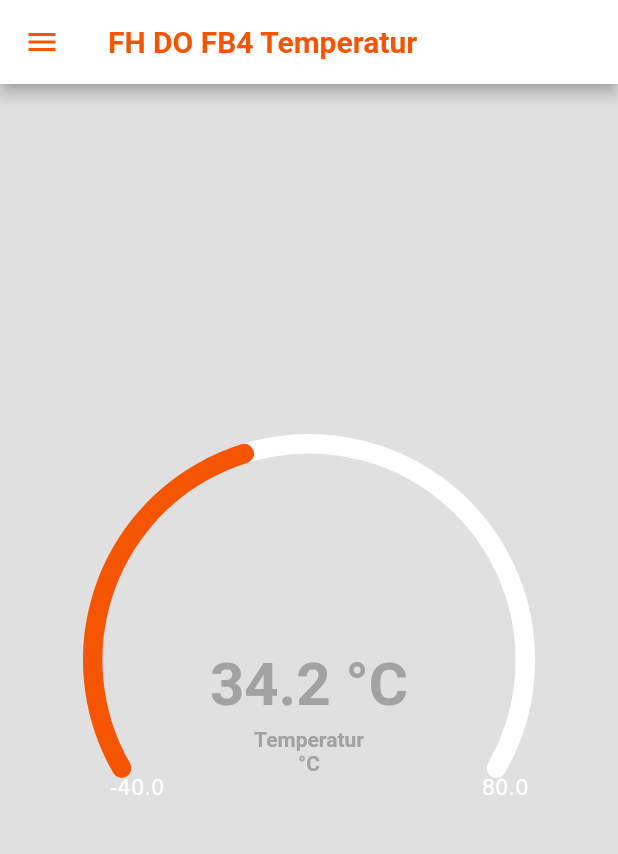
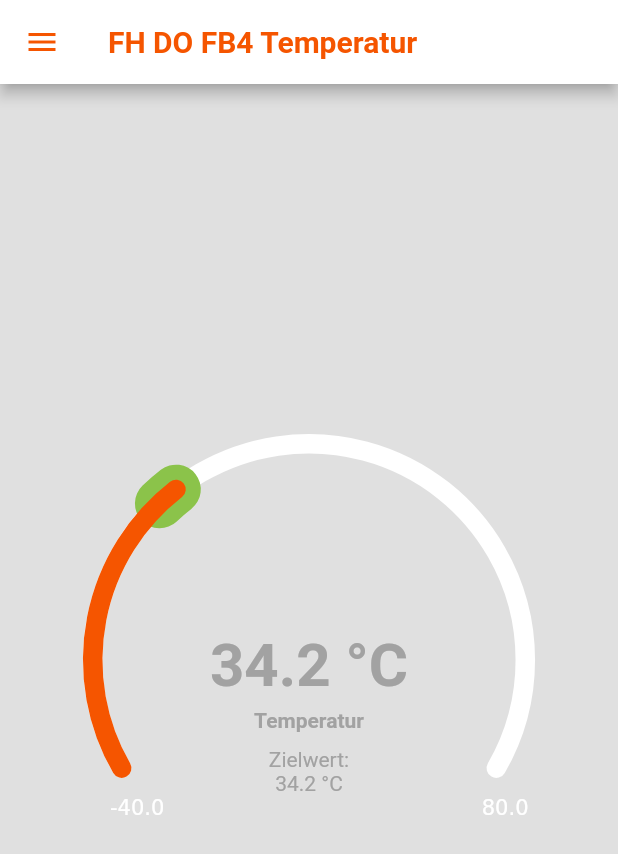
Before and after one commit to T-Power/F-Hydrate, a Flutter app: the screen it shows after launch, in the side drawer, after a tap on "Sensordaten", on a phone screen of 412 x 824 dp. Shown: the top 854 px of the screen. Run offline on Flutter 3.47's test engine with Material 2 defaults, Android fonts, the phone set to English and light mode, and no system bars; our stand-ins replace flutter_map, latlong2.

Commit message:
some stuff for target values (although there are still some bugs within the calculation)

```diff
--- a/f_hydrate/lib/model/sensor.dart
+++ b/f_hydrate/lib/model/sensor.dart
@@ -1,3 +1,5 @@
+import 'package:f_hydrate/model/tree.dart';
+
 class Sensor {
   String id;
   String name;
@@ -9,9 +11,10 @@ class Sensor {
   ElectricalConductivity electricalConductivity;
   Salinity salinity;
   TotalDissolvedSolids totalDissolvedSolids;
+  Tree tree;
 
-  Sensor(
-      {this.id = '',
+  Sensor({
+    this.id = '',
     this.name = '',
     this.unit = '',
     this.latitude = 0,
@@ -20,7 +23,9 @@ class Sensor {
     this.volumetricWaterContent = const VolumetricWaterContent(0),
     this.electricalConductivity = const ElectricalConductivity(0),
     this.salinity = const Salinity(0),
-      this.totalDissolvedSolids = const TotalDissolvedSolids(0)});
+    this.totalDissolvedSolids = const TotalDissolvedSolids(0),
+    this.tree = const Tree(),
+  });
 }
 
 class Temperature {
--- /dev/null
+++ b/f_hydrate/lib/model/tree.dart
@@ -0,0 +1,23 @@
+import 'package:f_hydrate/model/sensor.dart';
+
+class Tree {
+  final String id;
+  final String name;
+  final String description;
+  final Temperature targetTemperature;
+  final VolumetricWaterContent targetVolumetricWaterContent;
+  final ElectricalConductivity targetElectricalConductivity;
+  final Salinity targetSalinity;
+  final TotalDissolvedSolids targetTotalDissolvedSolids;
+
+  const Tree({
+    this.id = '',
+    this.name = '',
+    this.description = '',
+    this.targetTemperature = const Temperature(0),
+    this.targetVolumetricWaterContent = const VolumetricWaterContent(0),
+    this.targetElectricalConductivity = const ElectricalConductivity(0),
+    this.targetSalinity = const Salinity(0),
+    this.targetTotalDissolvedSolids = const TotalDissolvedSolids(0),
+  });
+}
--- a/f_hydrate/lib/ui/sensor_page.dart
+++ b/f_hydrate/lib/ui/sensor_page.dart
@@ -1,6 +1,7 @@
 import 'dart:math';
 
 import 'package:f_hydrate/model/sensor.dart';
+import 'package:f_hydrate/model/tree.dart';
 import 'package:f_hydrate/ui/drawer.dart';
 import 'package:f_hydrate/ui/widgets/gauge.dart';
 import 'package:flutter/material.dart';
@@ -32,6 +33,8 @@ class _SensorPageState extends State<SensorPage> {
           children: [
             Gauge(
               unit: unit,
+              targetValue:
+                  Random().nextInt(8000),
             ),
           ],
         ),
@@ -47,7 +50,7 @@ class _SensorPageState extends State<SensorPage> {
         electricalConductivity: ElectricalConductivity(Random().nextInt(20000)),
         salinity: Salinity(Random().nextInt(20000)),
         totalDissolvedSolids: TotalDissolvedSolids(Random().nextInt(20000)),
-    );
+        tree: const Tree(targetVolumetricWaterContent: VolumetricWaterContent(2500)));
   }
 
   dynamic randomUnit(Sensor sensor) {
--- a/f_hydrate/lib/ui/widgets/gauge.dart
+++ b/f_hydrate/lib/ui/widgets/gauge.dart
@@ -7,16 +7,18 @@ import 'package:flutter/material.dart';
  * Example from https://rm3l.org/creating-a-mid-circle-radial-gauge-in-flutter/
  */
 class Gauge extends StatelessWidget {
-  const Gauge({Key? key, required this.unit}) : super(key: key);
+  const Gauge({Key? key, required this.unit, this.targetValue = -1})
+      : super(key: key);
 
   final dynamic unit;
+  final num targetValue;
 
   @override
   Widget build(BuildContext context) {
     final screenWidth = MediaQuery.of(context).size.width;
     final screenHeight = MediaQuery.of(context).size.height;
     return CustomPaint(
-      foregroundPainter: _GaugePainter(context, unit),
+      foregroundPainter: _GaugePainter(context, unit, targetValue: targetValue),
       child: Container(
         width: screenWidth * 0.35,
         padding: const EdgeInsets.only(top: 50),
@@ -43,12 +45,11 @@ class Gauge extends StatelessWidget {
                   fontWeight: FontWeight.bold,
                 ),
               ),
-              Text(
-                '${unit.unit}',
-                style: const TextStyle(
-                  fontWeight: FontWeight.bold,
-                ),
-              )
+              const SizedBox(
+                height: 10,
+              ),
+              const Text('Zielwert:'),
+              Text('${(targetValue * unit.multiplier).toStringAsFixed(1)} ${unit.unit}')
             ],
           ),
         ),
@@ -65,21 +66,30 @@ class _GaugePainter extends CustomPainter {
   final dynamic unit;
   final BuildContext context;
 
-  _GaugePainter(this.context, this.unit);
+  final num targetValue;
+
+  _GaugePainter(this.context, this.unit, {this.targetValue = -1});
 
   @override
   void paint(Canvas canvas, Size size) {
-    final complete = Paint()
+    final currentValueCircle = Paint()
       ..color = ThemeManager.currentTheme().colorScheme.secondary
       ..strokeCap = StrokeCap.round
       ..style = PaintingStyle.stroke
       ..strokeWidth = 13.0;
 
-    final line = Paint()
+    final background = Paint()
       ..color = ThemeManager.currentTheme().primaryColor
       ..strokeCap = StrokeCap.round
       ..style = PaintingStyle.stroke
       ..strokeWidth = 13.0;
+
+    final targetValueCircle = Paint()
+      ..color = Colors.lightGreen
+      ..strokeCap = StrokeCap.round
+      ..style = PaintingStyle.stroke
+      ..strokeWidth = 33.0;
+
     final center = Offset(size.width / 2, size.height / 2);
     final radius = min(size.width, size.height);
 
@@ -87,11 +97,24 @@ class _GaugePainter extends CustomPainter {
     final sweepAngle = 4 * pi / 3;
 
     canvas.drawArc(Rect.fromCircle(center: center, radius: radius), startAngle,
-        sweepAngle, false, line);
+        sweepAngle, false, background);
 
-    final arcAngle = (sweepAngle) * (unit.value / unit.max);
+    final value = unit.value;
+    final currentAngle = (sweepAngle) * calculatePercentage(value);
+    final targetAngle = (sweepAngle) * calculatePercentage(targetValue);
+
+    if (targetValue != -1) {
+      const targetMarkerRange = 0.1;
+      final lowerTargetAngle = targetAngle - targetMarkerRange;
+      canvas.drawArc(
+          Rect.fromCircle(center: center, radius: radius),
+          startAngle + lowerTargetAngle,
+          targetMarkerRange,
+          false,
+          targetValueCircle);
+    }
     canvas.drawArc(Rect.fromCircle(center: center, radius: radius), startAngle,
-        arcAngle, false, complete);
+        currentAngle, false, currentValueCircle);
 
     final lowerBoundText = TextPainter(textDirection: TextDirection.ltr)
       ..text = TextSpan(text: '${(unit.min * unit.multiplier)}')
@@ -106,4 +129,15 @@ class _GaugePainter extends CustomPainter {
 
   @override
   bool shouldRepaint(_GaugePainter oldDelegate) => false;
+
+  num calculateUnitRange() {
+    return unit.max - unit.min;
+  }
+
+  num calculatePercentage(value) {
+    num percentage =
+        (value + ((0 - unit.min) * (-1)) / calculateUnitRange()) / 100;
+    percentage *= unit.multiplier;
+    return percentage;
+  }
 }
```
Lines whose indentation alone changed are shown as unchanged.
